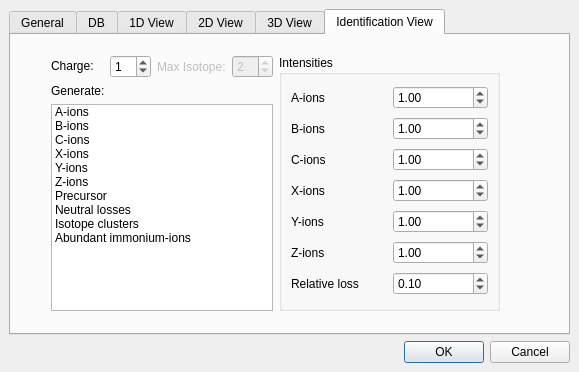
Before: the Qt Designer form include/OpenMS/VISUAL/DIALOGS/UIC/TOPPViewPrefDialog.ui in hroest/flaming-archer, drawn with Qt 5.
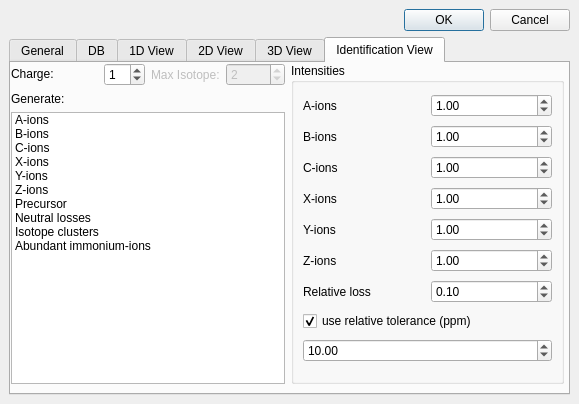
After: the same form once the commit is applied. The open tabs and pages were chosen to show the change. Custom widgets are drawn as their Qt base class.

Diff of the .ui file:
```diff
--- a/include/OpenMS/VISUAL/DIALOGS/UIC/TOPPViewPrefDialog.ui
+++ b/include/OpenMS/VISUAL/DIALOGS/UIC/TOPPViewPrefDialog.ui
@@ -7,7 +7,7 @@
     <x>0</x>
     <y>0</y>
     <width>579</width>
-    <height>372</height>
+    <height>404</height>
    </rect>
   </property>
   <property name="windowTitle">
@@ -20,6 +20,16 @@
    <property name="margin">
     <number>9</number>
    </property>
+   <item>
+    <widget class="QDialogButtonBox" name="buttonBox">
+     <property name="orientation">
+      <enum>Qt::Horizontal</enum>
+     </property>
+     <property name="standardButtons">
+      <set>QDialogButtonBox::Cancel|QDialogButtonBox::Ok</set>
+     </property>
+    </widget>
+   </item>
    <item>
     <widget class="QTabWidget" name="tabWidget">
      <property name="currentIndex">
@@ -621,10 +631,10 @@
       <widget class="QWidget" name="layoutWidget">
        <property name="geometry">
         <rect>
-         <x>40</x>
-         <y>20</y>
-         <width>449</width>
-         <height>256</height>
+         <x>0</x>
+         <y>0</y>
+         <width>553</width>
+         <height>321</height>
         </rect>
        </property>
        <layout class="QHBoxLayout" name="horizontalLayout_11">
@@ -959,6 +969,26 @@
              </item>
             </layout>
            </item>
+           <item>
+            <widget class="QCheckBox" name="unit_is_ppm">
+             <property name="text">
+              <string>use relative tolerance (ppm)</string>
+             </property>
+             <property name="checked">
+              <bool>true</bool>
+             </property>
+            </widget>
+           </item>
+           <item>
+            <widget class="QDoubleSpinBox" name="tolerance">
+             <property name="maximum">
+              <double>99999.990000000005239</double>
+             </property>
+             <property name="value">
+              <double>10.000000000000000</double>
+             </property>
+            </widget>
+           </item>
           </layout>
          </widget>
         </item>
@@ -967,16 +997,6 @@
      </widget>
     </widget>
    </item>
-   <item>
-    <widget class="QDialogButtonBox" name="buttonBox">
-     <property name="orientation">
-      <enum>Qt::Horizontal</enum>
-     </property>
-     <property name="standardButtons">
-      <set>QDialogButtonBox::Cancel|QDialogButtonBox::Ok</set>
-     </property>
-    </widget>
-   </item>
   </layout>
  </widget>
  <customwidgets>
```
Left out of the diff: 2 changed lines with no effect on the pictures.
